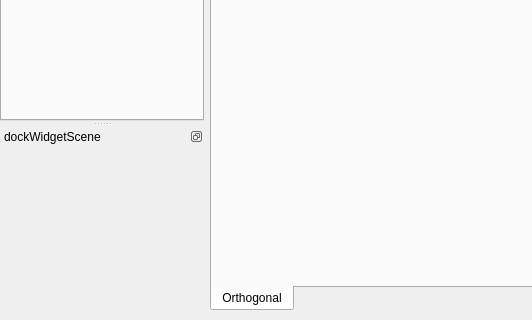
First picture: the form in Src/MainWindow/MainWindow.ui, repository wuzhuobin/QvtkProject, before the edit; both pictures show x 0 to 532 and y 395 to 715 of the 1334 by 715 pixel window.
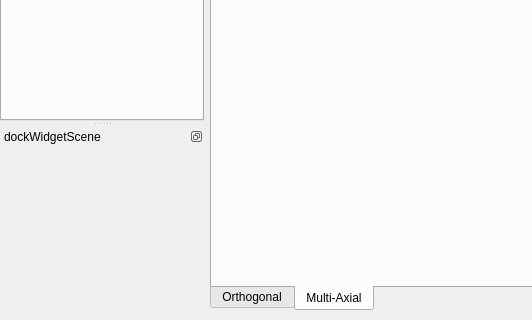
Second picture: the form after the edit. The open tabs and pages were chosen to show the change. Icons and pictures are not drawn.

Commit message: adding multi-axial view. update QvtkViewer. 1. MultiAxial view was designed for render 10 axial view with a specified spacing.

Patch:
```diff
--- a/Src/MainWindow/MainWindow.ui
+++ b/Src/MainWindow/MainWindow.ui
@@ -82,6 +82,12 @@
         </property>
        </layout>
       </widget>
+      <widget class="QWidget" name="tabMultiAxial">
+       <attribute name="title">
+        <string>Multi-Axial</string>
+       </attribute>
+       <layout class="QVBoxLayout" name="verticalLayoutMultiAxial"/>
+      </widget>
      </widget>
     </item>
    </layout>
```
The commit also changes 14 other files.
